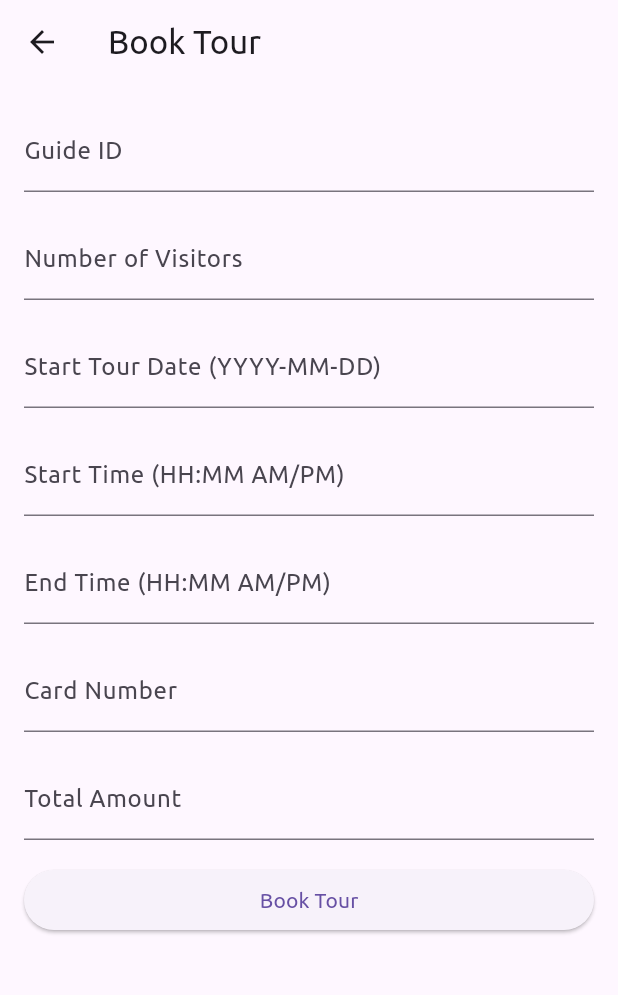
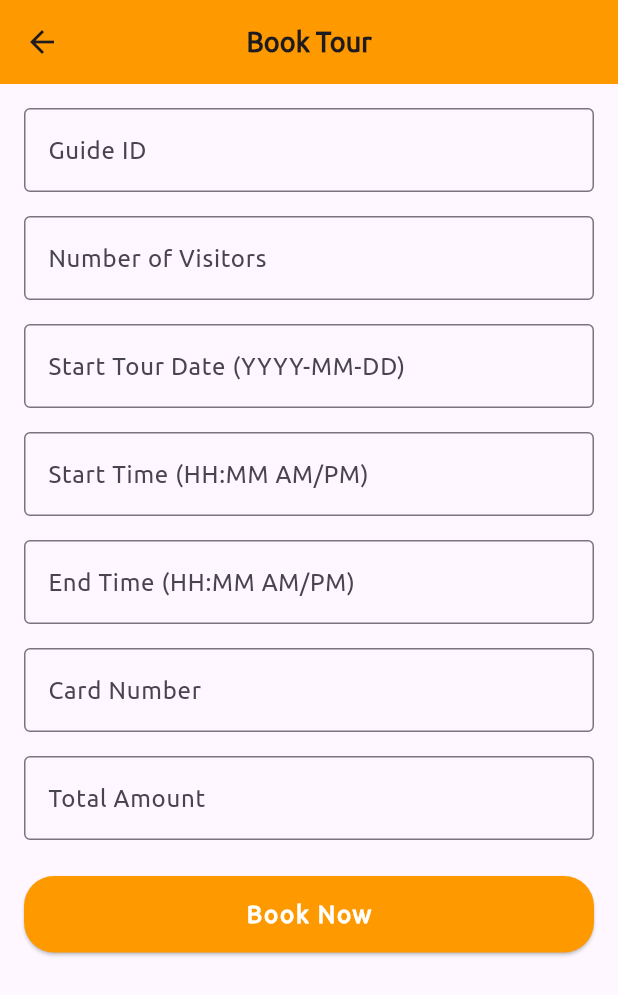
Before and after one commit to phamdongchinh683/flutter-frontend-booking-tour, a Flutter app: the BookTourScreen screen opened directly with empty values, on a phone screen of 412 x 824 dp. Shown: the top 995 px of the screen. Run offline on Flutter 3.47's test engine with Material 3 defaults, Android fonts, the phone set to English and light mode, and no system bars; our stand-ins replace flutter_secure_storage, rflutter_alert; missing offline and left inert: cloudinary_flutter, cloudinary_url_gen; accounts and stored records are empty; network calls fail.

Commit message:
update 21-12-2024

```diff
--- a/lib/routers/router_app.dart
+++ b/lib/routers/router_app.dart
@@ -1,6 +1,7 @@
 import 'package:book_tour_app/screens/auth/forgotPassword/auth_forgot_pasword.dart';
 import 'package:book_tour_app/screens/auth/login/auth_login.dart';
 import 'package:book_tour_app/screens/auth/mybooked/my_booked.dart';
+import 'package:book_tour_app/screens/auth/profile/auth_profile.dart';
 import 'package:book_tour_app/screens/auth/signup/auth_signup.dart';
 import 'package:book_tour_app/screens/auth/updatePassword/auth_update_password.dart';
 import 'package:book_tour_app/screens/dashboard/dashboard_page.dart';
@@ -19,6 +20,8 @@ class RouterApp {
   static const String tourDetailRoute = "/detail_tour";
   static const String bookTourRoute = "/book_tour";
   static const String myBookedRoute = "/my_booked";
+  static const String myProfileRoute = "/profile";
+
   static Map<String, WidgetBuilder> routes = {
     onBoardingScreenRoute: (context) => const OnboardingScreen(),
     loginRoute: (context) => const AuthLogin(),
@@ -26,6 +29,7 @@ class RouterApp {
     forgotPasswordRoute: (context) => const AuthForgotPassword(),
     updateNewpasswordRoute: (context) => const AuthUpdatePassword(),
     dashboardRoute: (context) => const DashboardPage(),
+    myProfileRoute: (context) => const AuthProfileScreen(),
     myBookedRoute: (context) => MyBooked(),
     tourDetailRoute: (context) {
       final String tourId =
--- a/lib/screens/auth/mybooked/my_booked.dart
+++ b/lib/screens/auth/mybooked/my_booked.dart
@@ -12,7 +12,7 @@ class _BookedToursScreenState extends State<MyBooked> {
   @override
   void initState() {
     super.initState();
-    _bookedTours = AuthService().myBooked();
+    _bookedTours = AuthService().MyBookedTour();
   }
 
   @override
--- a/lib/screens/tour/booktoour/book_tour.dart
+++ b/lib/screens/tour/booktoour/book_tour.dart
@@ -1,6 +1,7 @@
 import 'dart:async';
 
 import 'package:book_tour_app/screens/auth/widgets/auth_alert.dart';
+import 'package:book_tour_app/screens/widgets/input_tour_field.dart';
 import 'package:book_tour_app/services/tour_service.dart';
 import 'package:flutter/material.dart';
 import 'package:rflutter_alert/rflutter_alert.dart';
@@ -26,7 +27,7 @@ class _BookTourPageState extends State<BookTourScreen> {
   final TextEditingController _cardNumberController = TextEditingController();
   final TextEditingController _totalAmountController = TextEditingController();
 
-  int _status = 0;
+  final int _status = 0;
 
   void _bookTour() async {
     if (_formKey.currentState?.validate() ?? false) {
@@ -46,9 +47,8 @@ class _BookTourPageState extends State<BookTourScreen> {
             description: "Tour booked successfully!!",
             type: AlertType.success,
           ).show(context);
-          final _timer = Timer(const Duration(seconds: 1),
+          Timer(const Duration(seconds: 1),
               () => Navigator.pushReplacementNamed(context, '/dashboard'));
-          ;
         }
       } catch (e) {
         const AuthAlert(
@@ -63,16 +63,26 @@ class _BookTourPageState extends State<BookTourScreen> {
   @override
   Widget build(BuildContext context) {
     return Scaffold(
-      appBar: AppBar(title: Text('Book Tour')),
+      appBar: AppBar(
+        title: const Text(
+          'Book Tour',
+          style: TextStyle(
+            fontWeight: FontWeight.bold,
+            fontSize: 18.0,
+          ),
+        ),
+        centerTitle: true,
+        backgroundColor: const Color(0xFFFF9900),
+      ),
       body: Padding(
         padding: const EdgeInsets.all(16.0),
         child: Form(
           key: _formKey,
           child: ListView(
             children: [
-              TextFormField(
+              InputTourField(
                 controller: _guideIdController,
-                decoration: InputDecoration(labelText: 'Guide ID'),
+                labelText: 'Guide ID',
                 validator: (value) {
                   if (value == null || value.isEmpty) {
                     return 'Please enter the guide ID';
@@ -80,11 +90,11 @@ class _BookTourPageState extends State<BookTourScreen> {
                   return null;
                 },
               ),
-              SizedBox(height: 16),
-              TextFormField(
+              const SizedBox(height: 16),
+              InputTourField(
                 controller: _numberOfVisitorsController,
+                labelText: 'Number of Visitors',
                 keyboardType: TextInputType.number,
-                decoration: InputDecoration(labelText: 'Number of Visitors'),
                 validator: (value) {
                   if (value == null || value.isEmpty) {
                     return 'Please enter the number of visitors';
@@ -95,11 +105,10 @@ class _BookTourPageState extends State<BookTourScreen> {
                   return null;
                 },
               ),
-              SizedBox(height: 16),
-              TextFormField(
+              const SizedBox(height: 16),
+              InputTourField(
                 controller: _startTourDateController,
-                decoration:
-                    InputDecoration(labelText: 'Start Tour Date (YYYY-MM-DD)'),
+                labelText: 'Start Tour Date (YYYY-MM-DD)',
                 validator: (value) {
                   if (value == null || value.isEmpty) {
                     return 'Please enter the start date';
@@ -107,11 +116,10 @@ class _BookTourPageState extends State<BookTourScreen> {
                   return null;
                 },
               ),
-              SizedBox(height: 16),
-              TextFormField(
+              const SizedBox(height: 16),
+              InputTourField(
                 controller: _startTimeController,
-                decoration:
-                    InputDecoration(labelText: 'Start Time (HH:MM AM/PM)'),
+                labelText: 'Start Time (HH:MM AM/PM)',
                 validator: (value) {
                   if (value == null || value.isEmpty) {
                     return 'Please enter the start time';
@@ -119,11 +127,10 @@ class _BookTourPageState extends State<BookTourScreen> {
                   return null;
                 },
               ),
-              SizedBox(height: 16),
-              TextFormField(
+              const SizedBox(height: 16),
+              InputTourField(
                 controller: _endTimeController,
-                decoration:
-                    InputDecoration(labelText: 'End Time (HH:MM AM/PM)'),
+                labelText: 'End Time (HH:MM AM/PM)',
                 validator: (value) {
                   if (value == null || value.isEmpty) {
                     return 'Please enter the end time';
@@ -131,11 +138,11 @@ class _BookTourPageState extends State<BookTourScreen> {
                   return null;
                 },
               ),
-              SizedBox(height: 16),
-              TextFormField(
+              const SizedBox(height: 16),
+              InputTourField(
                 controller: _cardNumberController,
+                labelText: 'Card Number',
                 keyboardType: TextInputType.number,
-                decoration: InputDecoration(labelText: 'Card Number'),
                 validator: (value) {
                   if (value == null || value.isEmpty) {
                     return 'Please enter the card number';
@@ -143,11 +150,11 @@ class _BookTourPageState extends State<BookTourScreen> {
                   return null;
                 },
               ),
-              SizedBox(height: 16),
-              TextFormField(
+              const SizedBox(height: 16),
+              InputTourField(
                 controller: _totalAmountController,
+                labelText: 'Total Amount',
                 keyboardType: TextInputType.number,
-                decoration: InputDecoration(labelText: 'Total Amount'),
                 validator: (value) {
                   if (value == null || value.isEmpty) {
                     return 'Please enter the total amount';
@@ -158,10 +165,28 @@ class _BookTourPageState extends State<BookTourScreen> {
                   return null;
                 },
               ),
-              SizedBox(height: 16),
+              const SizedBox(height: 24),
               ElevatedButton(
                 onPressed: _bookTour,
-                child: Text('Book Tour'),
+                style: ElevatedButton.styleFrom(
+                  backgroundColor: const Color(0xFFFF9900),
+                  shape: RoundedRectangleBorder(
+                    borderRadius: BorderRadius.circular(20.0),
+                  ),
+                  padding: const EdgeInsets.symmetric(
+                    vertical: 14.0,
+                    horizontal: 60.0,
+                  ),
+                ),
+                child: const Text(
+                  "Book Now",
+                  style: TextStyle(
+                    fontSize: 16.0,
+                    fontWeight: FontWeight.bold,
+                    color: Colors.white,
+                    letterSpacing: 1.2,
+                  ),
+                ),
               ),
             ],
           ),
--- /dev/null
+++ b/lib/screens/widgets/input_tour_field.dart
@@ -0,0 +1,38 @@
+import 'package:flutter/material.dart';
+
+class InputTourField extends StatelessWidget {
+  final TextEditingController controller;
+  final String labelText;
+  final String? Function(String?)? validator;
+  final TextInputType keyboardType;
+
+  const InputTourField({
+    Key? key,
+    required this.controller,
+    required this.labelText,
+    this.validator,
+    this.keyboardType = TextInputType.text,
+  }) : super(key: key);
+
+  @override
+  Widget build(BuildContext context) {
+    return TextFormField(
+      controller: controller,
+      keyboardType: keyboardType,
+      decoration: InputDecoration(
+        labelText: labelText,
+        border: const OutlineInputBorder(
+          borderSide: BorderSide(
+            color: Color(0xFFFF9900), // Orange border color
+          ),
+        ),
+        focusedBorder: const OutlineInputBorder(
+          borderSide: BorderSide(
+            color: Color(0xFFFF9900),
+          ),
+        ),
+      ),
+      validator: validator,
+    );
+  }
+}
--- a/lib/services/tour_service.dart
+++ b/lib/services/tour_service.dart
@@ -7,7 +7,8 @@ import 'package:book_tour_app/storage/secure_storage.dart';
 import 'package:http/http.dart' as http;
 
 class TourService {
-  static const String _baseUrl = 'http://localhost:8080/api/v1/auth';
+  static const String _baseUrl =
+      'https://backend-tour-booking-node-js-mongodb.onrender.com/api/v1/auth';
 
   static Future<Paginate<Tour>> getTour({
     required String cursor,
```
Also changed, not shown: lib/main.dart (+15 -4 lines), lib/models/auth_profile_model.dart (added, +62 -0 lines), lib/screens/auth/profile/auth_profile.dart (+97 -0 lines), lib/screens/dashboard/dashboard_page.dart (+21 -7 lines), lib/screens/home/home_screen.dart (+74 -42 lines), lib/screens/widgets/button_paginate.dart (added, +39 -0 lines), lib/services/auth_service.dart (+59 -3 lines).
